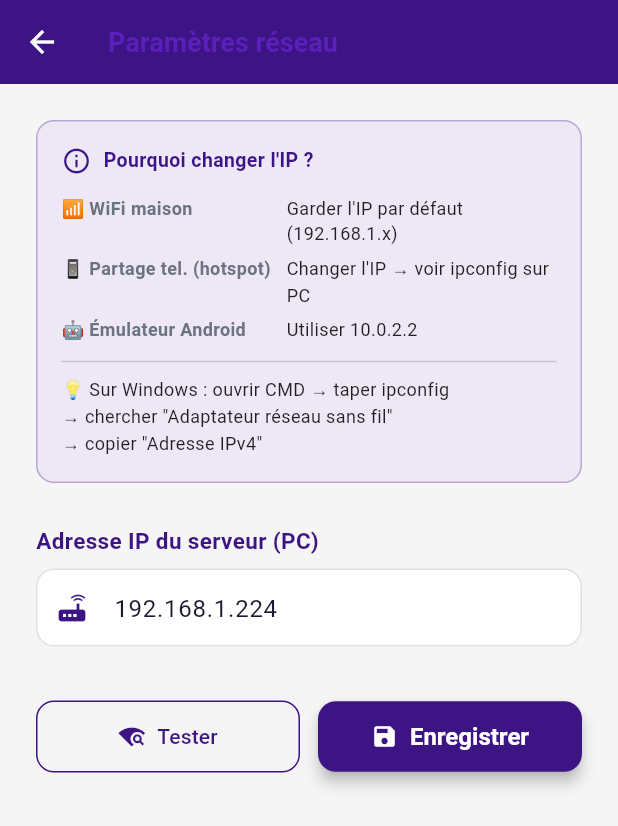
After one commit to yasminechihi/telecom, a Flutter app: the screen it shows after launch, scrolled down 109 dp, after a tap on the "settings ethernet" icon, on a phone screen of 412 x 824 dp. The commit adds this screen. Shown: the top 826 px of the screen. Run offline on Flutter 3.47's test engine with Material 3 defaults, Android fonts, the phone set to English and light mode, and no system bars; our stand-ins replace audioplayers, fl_chart, flutter_tts, go_router, shared_preferences, speech_to_text; missing offline and left inert: record; accounts and stored records are empty; Roboto replaces fonts that are missing (Cairo).

Commit message:
connexion wifi

```diff
--- a/PFE/data/bot_learned_responses.json
+++ b/PFE/data/bot_learned_responses.json
@@ -1,7 +1,7 @@
 [
   {
-    "problem_text": "الأنترنت مقصوصة في رادس عندها 3 أيام.",
-    "response_text": "توا نرجعها.",
-    "learned_at": "2026-05-03T17:12:11.858604"
+    "problem_text": "خل صت الفاتورة عبر تطبيق MyTT و لتو الخط مقصوص في منوبة.",
+    "response_text": "هاو رجعناها.",
+    "learned_at": "2026-05-03T22:59:53.456101"
   }
 ]
--- a/mobile/lib/main.dart
+++ b/mobile/lib/main.dart
@@ -13,7 +13,10 @@ import 'widgets/tt_logo.dart';
 //  Identique à user_app.py (Flask) — même Firebase Firestore
 // ════════════════════════════════════════════════════════════
 
-void main() {
+void main() async {
+  WidgetsFlutterBinding.ensureInitialized();
+  // Charge l'IP du serveur depuis SharedPreferences au démarrage
+  await ApiService().loadServerIp();
   runApp(const TTApp());
 }
 
--- a/mobile/lib/screens/login_screen.dart
+++ b/mobile/lib/screens/login_screen.dart
@@ -3,6 +3,7 @@ import 'package:go_router/go_router.dart';
 import '../theme/app_theme.dart';
 import '../services/api_service.dart';
 import '../widgets/tt_logo.dart';
+import 'settings_screen.dart';
 
 // ════════════════════════════════════════════════════════════
 //  Écran de Connexion — identique à user_login.html
@@ -24,6 +25,8 @@ class _LoginScreenState extends State<LoginScreen> {
   bool _loading      = false;
   bool _showPassword = false;
   String? _error;
+  // Message affiché pendant la recherche automatique du serveur
+  String _loadingMsg = 'Connexion en cours…';
 
   @override
   void dispose() {
@@ -34,15 +37,22 @@ class _LoginScreenState extends State<LoginScreen> {
 
   Future<void> _submit() async {
     if (!_formKey.currentState!.validate()) return;
-    setState(() { _loading = true; _error = null; });
+    setState(() { _loading = true; _error = null; _loadingMsg = 'Connexion en cours…'; });
 
-    final err = await ApiService().login(
-      _emailCtrl.text.trim(),
-      _passCtrl.text,
-    );
+    // Tentative normale (IP mémorisée)
+    final api = ApiService();
+    var err = await api.login(_emailCtrl.text.trim(), _passCtrl.text);
+
+    // Si le serveur n'a pas répondu, on informe que la recherche auto est en cours
+    if (err != null && err.contains('non disponible') && mounted) {
+      setState(() => _loadingMsg = 'Recherche du serveur sur le réseau…');
+      // La découverte UDP est déjà lancée dans login() — on relance
+      // avec le nouvel IP si trouvé
+      err = await api.login(_emailCtrl.text.trim(), _passCtrl.text);
+    }
 
     if (!mounted) return;
-    setState(() => _loading = false);
+    setState(() { _loading = false; _loadingMsg = 'Connexion en cours…'; });
 
     if (err == null) {
       context.go('/dashboard');
@@ -97,6 +107,15 @@ class _LoginScreenState extends State<LoginScreen> {
             ],
           ),
           const Spacer(),
+          // Bouton paramètres réseau (changer l'IP du serveur)
+          IconButton(
+            icon: const Icon(Icons.settings_ethernet_rounded, color: TTColors.muted, size: 22),
+            tooltip: 'Paramètres réseau (IP serveur)',
+            onPressed: () => Navigator.push(
+              context,
+              MaterialPageRoute(builder: (_) => const SettingsScreen()),
+            ),
+          ),
           Container(
             padding: const EdgeInsets.symmetric(horizontal: 14, vertical: 7),
             decoration: BoxDecoration(
@@ -281,7 +300,14 @@ class _LoginScreenState extends State<LoginScreen> {
                   elevation: 4,
                 ),
                 child: _loading
-                    ? const SizedBox(width: 22, height: 22, child: CircularProgressIndicator(strokeWidth: 2.5, valueColor: AlwaysStoppedAnimation<Color>(Colors.white)))
+                    ? Row(
+                        mainAxisAlignment: MainAxisAlignment.center,
+                        children: [
+                          const SizedBox(width: 18, height: 18, child: CircularProgressIndicator(strokeWidth: 2.5, valueColor: AlwaysStoppedAnimation<Color>(Colors.white))),
+                          const SizedBox(width: 10),
+                          Text(_loadingMsg, style: const TextStyle(fontSize: 13, fontFamily: 'Cairo', color: Colors.white)),
+                        ],
+                      )
                     : const Row(
                         mainAxisAlignment: MainAxisAlignment.center,
                         children: [
--- /dev/null
+++ b/mobile/lib/screens/settings_screen.dart
@@ -0,0 +1,294 @@
+import 'package:flutter/material.dart';
+import '../services/api_service.dart';
+
+// ════════════════════════════════════════════════════════════
+//  Écran Paramètres Réseau
+//  Permet de changer l'IP du serveur sans recompiler l'app.
+//
+//  Cas d'usage :
+//    • WiFi maison      → ex: 192.168.1.224
+//    • Partage tel.     → ex: 192.168.43.x  (voir ipconfig sur PC)
+//    • Émulateur        → 10.0.2.2
+// ════════════════════════════════════════════════════════════
+
+class SettingsScreen extends StatefulWidget {
+  const SettingsScreen({super.key});
+
+  @override
+  State<SettingsScreen> createState() => _SettingsScreenState();
+}
+
+class _SettingsScreenState extends State<SettingsScreen> {
+  final _ipController = TextEditingController();
+  bool _saving = false;
+  bool _testing = false;
+  String? _testResult;
+  bool? _testSuccess;
+
+  @override
+  void initState() {
+    super.initState();
+    _ipController.text = ApiService().currentServerIp;
+  }
+
+  @override
+  void dispose() {
+    _ipController.dispose();
+    super.dispose();
+  }
+
+  Future<void> _saveIp() async {
+    final ip = _ipController.text.trim();
+    if (ip.isEmpty) return;
+    setState(() => _saving = true);
+    await ApiService().setServerIp(ip);
+    setState(() => _saving = false);
+    if (!mounted) return;
+    ScaffoldMessenger.of(context).showSnackBar(
+      const SnackBar(
+        content: Text('✅ IP enregistrée. Redémarrez l\'app si besoin.'),
+        backgroundColor: Color(0xFF3D1484),
+      ),
+    );
+  }
+
+  Future<void> _testConnection() async {
+    final ip = _ipController.text.trim();
+    if (ip.isEmpty) return;
+    setState(() { _testing = true; _testResult = null; _testSuccess = null; });
+
+    // Sauvegarde temporairement l'IP pour le test
+    final oldIp = ApiService().currentServerIp;
+    await ApiService().setServerIp(ip);
+
+    try {
+      final result = await ApiService().login('__ping__@test.local', '__ping__');
+      // Si on reçoit "Email ou mot de passe incorrect" = serveur joignable ✅
+      // Si on reçoit "Serveur non disponible" = serveur inaccessible ❌
+      final reachable = result != 'Serveur non disponible. Lancez user_app.py (port 5001).';
+      setState(() {
+        _testSuccess = reachable;
+        _testResult = reachable
+            ? 'Serveur joignable sur $ip:5001 ✅'
+            : 'Impossible de joindre $ip:5001 ❌\nVérifiez l\'IP et que user_app.py est lancé.';
+      });
+      if (!reachable) {
+        // Restaure l'ancienne IP si le test échoue
+        await ApiService().setServerIp(oldIp);
+        _ipController.text = oldIp;
+      }
+    } catch (_) {
+      setState(() {
+        _testSuccess = false;
+        _testResult = 'Erreur de connexion vers $ip:5001 ❌';
+      });
+      await ApiService().setServerIp(oldIp);
+      _ipController.text = oldIp;
+    } finally {
+      setState(() => _testing = false);
+    }
+  }
+
+  @override
+  Widget build(BuildContext context) {
+    return Scaffold(
+      backgroundColor: const Color(0xFFF5F5F5),
+      appBar: AppBar(
+        backgroundColor: const Color(0xFF3D1484),
+        foregroundColor: Colors.white,
+        title: const Text(
+          'Paramètres réseau',
+          style: TextStyle(fontFamily: 'Cairo', fontWeight: FontWeight.bold),
+        ),
+        elevation: 0,
+      ),
+      body: SingleChildScrollView(
+        padding: const EdgeInsets.all(24),
+        child: Column(
+          crossAxisAlignment: CrossAxisAlignment.start,
+          children: [
+            // ── Carte info ──
+            Container(
+              padding: const EdgeInsets.all(16),
+              decoration: BoxDecoration(
+                color: const Color(0xFFEDE7F6),
+                borderRadius: BorderRadius.circular(12),
+                border: Border.all(color: const Color(0xFF3D1484).withOpacity(0.3)),
+              ),
+              child: Column(
+                crossAxisAlignment: CrossAxisAlignment.start,
+                children: [
+                  const Row(
+                    children: [
+                      Icon(Icons.info_outline, color: Color(0xFF3D1484), size: 20),
+                      SizedBox(width: 8),
+                      Text(
+                        'Pourquoi changer l\'IP ?',
+                        style: TextStyle(
+                          fontFamily: 'Cairo',
+                          fontWeight: FontWeight.bold,
+                          color: Color(0xFF3D1484),
+                        ),
+                      ),
+                    ],
+                  ),
+                  const SizedBox(height: 10),
+                  _infoRow('📶 WiFi maison', 'Garder l\'IP par défaut (192.168.1.x)'),
+                  _infoRow('📱 Partage tel. (hotspot)', 'Changer l\'IP → voir ipconfig sur PC'),
+                  _infoRow('🤖 Émulateur Android', 'Utiliser 10.0.2.2'),
+                  const Divider(height: 20),
+                  const Text(
+                    '💡 Sur Windows : ouvrir CMD → taper ipconfig\n'
+                    '→ chercher "Adaptateur réseau sans fil"\n'
+                    '→ copier "Adresse IPv4"',
+                    style: TextStyle(fontSize: 12, color: Colors.black87, fontFamily: 'Cairo'),
+                  ),
+                ],
+              ),
+            ),
+
+            const SizedBox(height: 28),
+
+            // ── Champ IP ──
+            const Text(
+              'Adresse IP du serveur (PC)',
+              style: TextStyle(
+                fontFamily: 'Cairo',
+                fontWeight: FontWeight.bold,
+                fontSize: 15,
+                color: Color(0xFF3D1484),
+              ),
+            ),
+            const SizedBox(height: 8),
+            TextField(
+              controller: _ipController,
+              keyboardType: const TextInputType.numberWithOptions(decimal: true),
+              style: const TextStyle(fontFamily: 'Cairo', fontSize: 16),
+              decoration: InputDecoration(
+                hintText: 'ex: 192.168.43.105',
+                prefixIcon: const Icon(Icons.router, color: Color(0xFF3D1484)),
+                filled: true,
+                fillColor: Colors.white,
+                border: OutlineInputBorder(
+                  borderRadius: BorderRadius.circular(12),
+                  borderSide: const BorderSide(color: Color(0xFF3D1484)),
+                ),
+                enabledBorder: OutlineInputBorder(
+                  borderRadius: BorderRadius.circular(12),
+                  borderSide: BorderSide(color: Colors.grey.shade300),
+                ),
+                focusedBorder: OutlineInputBorder(
+                  borderRadius: BorderRadius.circular(12),
+                  borderSide: const BorderSide(color: Color(0xFF3D1484), width: 2),
+                ),
+              ),
+            ),
+
+            const SizedBox(height: 16),
+
+            // ── Résultat du test ──
+            if (_testResult != null)
+              Container(
+                padding: const EdgeInsets.all(12),
+                decoration: BoxDecoration(
+                  color: _testSuccess == true
+                      ? const Color(0xFFE8F5E9)
+                      : const Color(0xFFFFEBEE),
+                  borderRadius: BorderRadius.circular(10),
+                ),
+                child: Text(
+                  _testResult!,
+                  style: TextStyle(
+                    fontFamily: 'Cairo',
+                    color: _testSuccess == true ? Colors.green[800] : Colors.red[800],
+                    fontSize: 13,
+                  ),
+                ),
+              ),
+
+            const SizedBox(height: 20),
+
+            // ── Boutons ──
+            Row(
+              children: [
+                Expanded(
+                  child: OutlinedButton.icon(
+                    onPressed: _testing ? null : _testConnection,
+                    icon: _testing
+                        ? const SizedBox(
+                            width: 18, height: 18,
+                            child: CircularProgressIndicator(strokeWidth: 2),
+                          )
+                        : const Icon(Icons.wifi_find),
+                    label: Text(
+                      _testing ? 'Test...' : 'Tester',
+                      style: const TextStyle(fontFamily: 'Cairo'),
+                    ),
+                    style: OutlinedButton.styleFrom(
+                      foregroundColor: const Color(0xFF3D1484),
+                      side: const BorderSide(color: Color(0xFF3D1484)),
+                      padding: const EdgeInsets.symmetric(vertical: 14),
+                      shape: RoundedRectangleBorder(borderRadius: BorderRadius.circular(12)),
+                    ),
+                  ),
+                ),
+                const SizedBox(width: 12),
+                Expanded(
+                  child: ElevatedButton.icon(
+                    onPressed: _saving ? null : _saveIp,
+                    icon: _saving
+                        ? const SizedBox(
+                            width: 18, height: 18,
+                            child: CircularProgressIndicator(
+                              strokeWidth: 2, color: Colors.white,
+                            ),
+                          )
+                        : const Icon(Icons.save),
+                    label: Text(
+                      _saving ? 'Sauvegarde...' : 'Enregistrer',
+                      style: const TextStyle(fontFamily: 'Cairo'),
+                    ),
+                    style: ElevatedButton.styleFrom(
+                      backgroundColor: const Color(0xFF3D1484),
+                      foregroundColor: Colors.white,
+                      padding: const EdgeInsets.symmetric(vertical: 14),
+                      shape: RoundedRectangleBorder(borderRadius: BorderRadius.circular(12)),
+                    ),
+                  ),
+                ),
+              ],
+            ),
+          ],
+        ),
+      ),
+    );
+  }
+
+  Widget _infoRow(String label, String value) {
+    return Padding(
+      padding: const EdgeInsets.symmetric(vertical: 3),
+      child: Row(
+        crossAxisAlignment: CrossAxisAlignment.start,
+        children: [
+          SizedBox(
+            width: 150,
+            child: Text(
+              label,
+              style: const TextStyle(
+                fontFamily: 'Cairo',
+                fontWeight: FontWeight.w600,
+                fontSize: 12,
+              ),
+            ),
+          ),
+          Expanded(
+            child: Text(
+              value,
+              style: const TextStyle(fontFamily: 'Cairo', fontSize: 12, color: Colors.black87),
+            ),
+          ),
+        ],
+      ),
+    );
+  }
+}
--- a/mobile/lib/services/api_service.dart
+++ b/mobile/lib/services/api_service.dart
@@ -3,6 +3,7 @@ import 'dart:typed_data';
 import 'package:http/http.dart' as http;
 import 'package:shared_preferences/shared_preferences.dart';
 import '../models/user_model.dart';
+import 'discovery_service.dart';
 
 // ════════════════════════════════════════════════════════════
 //  Service API — se connecte au backend Flask (user_app.py)
@@ -14,12 +15,37 @@ import '../models/user_model.dart';
 
 class ApiService {
   // ── URL de base ───────────────────────────────────────────
-  // IMPORTANT : Sur téléphone physique, remplace l'IP ci-dessous
-  // par l'adresse IPv4 de ton PC sur le même réseau WiFi.
-  // Windows : ipconfig → "Adresse IPv4"  (ex: 192.168.1.15)
-  // Mac/Linux : ip a / ifconfig
-  // Émulateur Android uniquement → utilise 10.0.2.2
-  static const String baseUrl = 'http://192.168.1.224:5001';
+  // L'IP du serveur est stockée dans SharedPreferences (clé 'server_ip').
+  // Par défaut : 192.168.1.224 (WiFi maison).
+  // Pour changer l'IP sans recompiler : utiliser ApiService().setServerIp(newIp)
+  // ou l'écran Paramètres de l'app.
+  //
+  // Astuce réseau :
+  //   WiFi maison         → Windows: ipconfig  → "Adresse IPv4"  ex: 192.168.1.224
+  //   Partage téléphone   → Windows: ipconfig  → nouvelle IP     ex: 192.168.43.x
+  //   Émulateur Android   → utiliser 10.0.2.2 (alias localhost émulateur)
+  static const String _defaultServerIp = '192.168.1.224';
+  static const String _keyServerIp     = 'server_ip';
+
+  String _serverIp = _defaultServerIp;
+
+  String get baseUrl => 'http://$_serverIp:5001';
+
+  /// Charge l'IP depuis SharedPreferences (à appeler au démarrage).
+  Future<void> loadServerIp() async {
+    final prefs = await SharedPreferences.getInstance();
+    _serverIp = prefs.getString(_keyServerIp) ?? _defaultServerIp;
+  }
+
+  /// Change l'IP du serveur et la persiste dans SharedPreferences.
+  Future<void> setServerIp(String ip) async {
+    _serverIp = ip.trim();
+    final prefs = await SharedPreferences.getInstance();
+    await prefs.setString(_keyServerIp, _serverIp);
+  }
+
+  /// Retourne l'IP actuellement configurée.
+  String get currentServerIp => _serverIp;
 
   // ── Clés SharedPreferences ────────────────────────────────
   static const String _keyUserId     = 'user_id';
@@ -53,14 +79,34 @@ class ApiService {
   //  AUTHENTIFICATION
   // ════════════════════════════════════════════════════════
 
-  /// Connexion — renvoie null si succès, message d'erreur sinon
+  /// Connexion — renvoie null si succès, message d'erreur sinon.
+  /// Si le serveur configuré est inaccessible, tente une découverte
+  /// automatique UDP sur le réseau local avant d'abandonner.
   Future<String?> login(String email, String password) async {
+    // 1ère tentative avec l'IP actuelle
+    final result = await _tryLogin(email, password);
+    if (result != _kServerUnavailable) return result;
+
+    // Serveur non joignable → découverte automatique UDP
+    final discoveredIp = await DiscoveryService.findServer();
+    if (discoveredIp != null && discoveredIp != _serverIp) {
+      await setServerIp(discoveredIp); // mémorise la nouvelle IP
+      return await _tryLogin(email, password);
+    }
+
+    return _kServerUnavailable;
+  }
+
+  static const String _kServerUnavailable =
+      'Serveur non disponible. Lancez user_app.py (port 5001).';
+
+  Future<String?> _tryLogin(String email, String password) async {
     try {
       final resp = await http.post(
         Uri.parse('$baseUrl/api/mobile/login'),
         headers: _headers,
         body: jsonEncode({'email': email, 'password': password}),
-      ).timeout(const Duration(seconds: 10));
+      ).timeout(const Duration(seconds: 6));
 
       final data = jsonDecode(resp.body) as Map<String, dynamic>;
 
@@ -73,7 +119,7 @@ class ApiService {
         return data['error'] ?? 'Email ou mot de passe incorrect.';
       }
     } catch (_) {
-      return 'Serveur non disponible. Lancez user_app.py (port 5001).';
+      return _kServerUnavailable;
     }
   }
 
```
Also changed, not shown: mobile/lib/screens/dashboard_screen.dart (+9 -0 lines), mobile/lib/services/discovery_service.dart (added, +77 -0 lines), PFE/.cache_local/admin_stats_stale.json, PFE/.cache_local/users_local.json, 3 other files.
